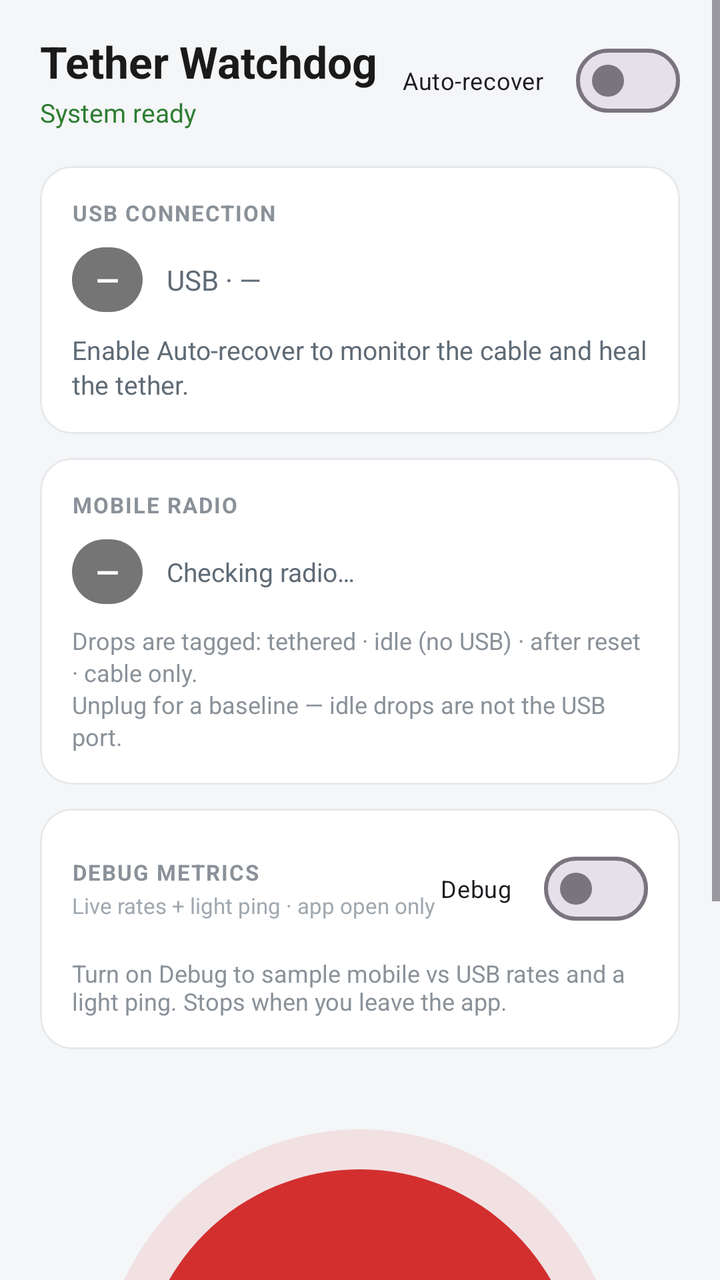
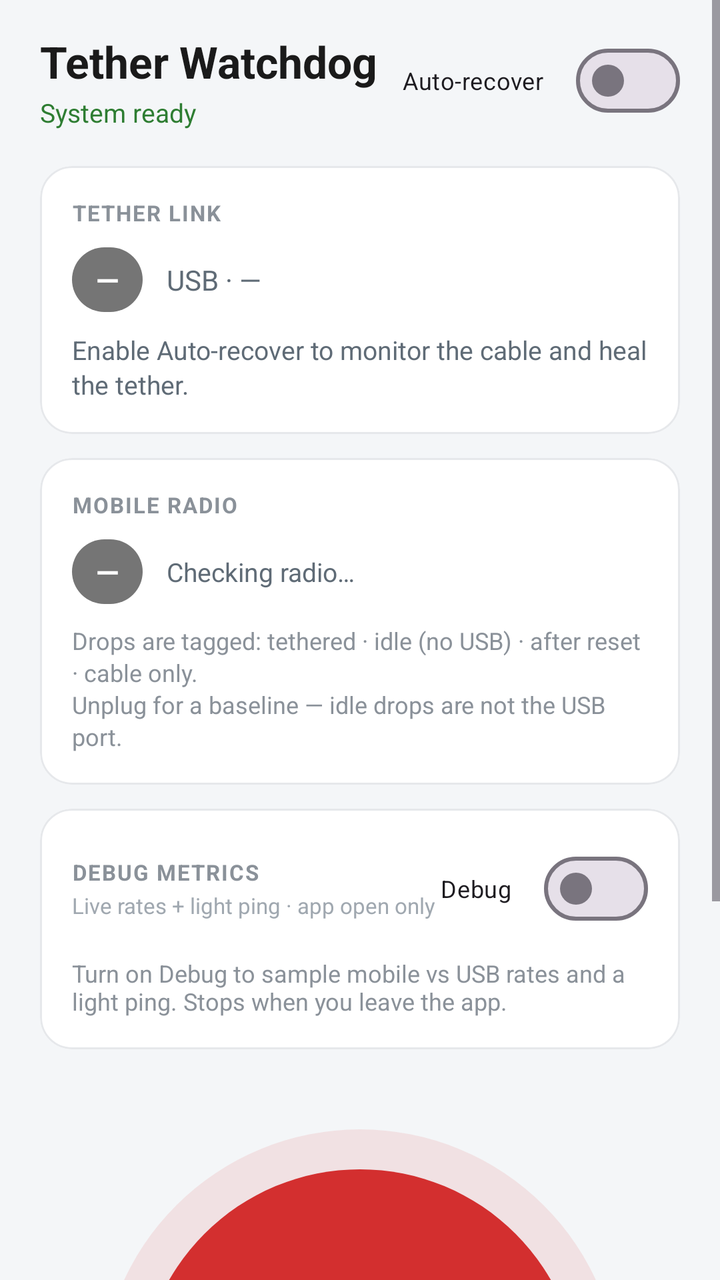

The first picture is an Android layout as it rendered before a commit; the second is the same layout after the commit. The layout source and the unified diff follow.
<!-- AndroidManifest.xml: application theme Theme.TetherWatchdog -->
<!-- res/layout/activity_main.xml -->
<?xml version="1.0" encoding="utf-8"?>
<androidx.coordinatorlayout.widget.CoordinatorLayout
    xmlns:android="http://schemas.android.com/apk/res/android"
    xmlns:app="http://schemas.android.com/apk/res-auto"
    android:id="@+id/rootLayout"
    android:layout_width="match_parent"
    android:layout_height="match_parent"
    android:background="#F4F6F8"
    android:fitsSystemWindows="true">

    <ScrollView
        android:id="@+id/contentScroll"
        android:layout_width="match_parent"
        android:layout_height="match_parent"
        android:fillViewport="true"
        android:clipToPadding="false"
        android:scrollbars="vertical">

        <LinearLayout
            android:layout_width="match_parent"
            android:layout_height="wrap_content"
            android:orientation="vertical"
            android:paddingHorizontal="20dp"
            android:paddingTop="16dp"
            android:paddingBottom="28dp"
            android:gravity="center_horizontal">

            
            <LinearLayout
                android:id="@+id/headerRow"
                android:layout_width="match_parent"
                android:layout_height="wrap_content"
                android:orientation="horizontal"
                android:gravity="center_vertical">

                <LinearLayout
                    android:layout_width="0dp"
                    android:layout_height="wrap_content"
                    android:layout_weight="1"
                    android:orientation="vertical"
                    android:layout_marginEnd="8dp">

                    <TextView
                        android:layout_width="wrap_content"
                        android:layout_height="wrap_content"
                        android:text="Tether Watchdog"
                        android:textSize="22sp"
                        android:textStyle="bold"
                        android:textColor="#1A1A1A"
                        android:maxLines="2"
                        android:ellipsize="end"/>

                    <TextView
                        android:id="@+id/statusText"
                        android:layout_width="wrap_content"
                        android:layout_height="wrap_content"
                        android:layout_marginTop="2dp"
                        android:text="System ready"
                        android:textSize="13sp"
                        android:textColor="#2E7D32"/>
                </LinearLayout>

                <com.google.android.material.materialswitch.MaterialSwitch
                    android:id="@+id/watchdogSwitch"
                    android:layout_width="wrap_content"
                    android:layout_height="wrap_content"
                    android:text="Auto-recover"
                    android:textSize="12sp"
                    android:minHeight="48dp"/>
            </LinearLayout>

            
            <com.google.android.material.card.MaterialCardView
                android:layout_width="match_parent"
                android:layout_height="wrap_content"
                android:layout_marginTop="18dp"
                app:cardBackgroundColor="#FFFFFF"
                app:cardCornerRadius="16dp"
                app:cardElevation="0dp"
                app:strokeColor="#E6E8EB"
                app:strokeWidth="1dp">

                <LinearLayout
                    android:layout_width="match_parent"
                    android:layout_height="wrap_content"
                    android:orientation="vertical"
                    android:padding="16dp">

                    <TextView
                        android:layout_width="wrap_content"
                        android:layout_height="wrap_content"
                        android:text="USB CONNECTION"
                        android:textSize="11sp"
                        android:textStyle="bold"
                        android:letterSpacing="0.06"
                        android:textColor="#8A9199"/>

                    <LinearLayout
                        android:layout_width="match_parent"
                        android:layout_height="wrap_content"
                        android:layout_marginTop="10dp"
                        android:orientation="horizontal"
                        android:gravity="center_vertical">

                        <TextView
                            android:id="@+id/usbStatusBadge"
                            android:layout_width="wrap_content"
                            android:layout_height="wrap_content"
                            android:paddingHorizontal="12dp"
                            android:paddingVertical="6dp"
                            android:background="@drawable/bg_status_badge"
                            android:text="—"
                            android:textSize="15sp"
                            android:textStyle="bold"
                            android:textColor="#FFFFFF"/>

                        <TextView
                            android:id="@+id/usbSpeedTier"
                            android:layout_width="wrap_content"
                            android:layout_height="wrap_content"
                            android:layout_marginStart="12dp"
                            android:text="USB · —"
                            android:textSize="14sp"
                            android:textColor="#5F6B76"/>
                    </LinearLayout>

                    <TextView
                        android:id="@+id/usbDetailText"
                        android:layout_width="match_parent"
                        android:layout_height="wrap_content"
                        android:layout_marginTop="10dp"
                        android:textSize="13sp"
                        android:lineSpacingExtra="2dp"
                        android:textColor="#5F6B76"
                        android:text="Enable Auto-recover to monitor the cable and heal the tether."/>
                </LinearLayout>
            </com.google.android.material.card.MaterialCardView>

            
            <com.google.android.material.card.MaterialCardView
                android:layout_width="match_parent"
                android:layout_height="wrap_content"
                android:layout_marginTop="12dp"
                app:cardBackgroundColor="#FFFFFF"
                app:cardCornerRadius="16dp"
                app:cardElevation="0dp"
                app:strokeColor="#E6E8EB"
                app:strokeWidth="1dp">

                <LinearLayout
                    android:layout_width="match_parent"
                    android:layout_height="wrap_content"
                    android:orientation="vertical"
                    android:padding="16dp">

                    <TextView
                        android:layout_width="wrap_content"
                        android:layout_height="wrap_content"
                        android:text="MOBILE RADIO"
                        android:textSize="11sp"
                        android:textStyle="bold"
                        android:letterSpacing="0.06"
                        android:textColor="#8A9199"/>

                    <LinearLayout
                        android:layout_width="match_parent"
                        android:layout_height="wrap_content"
                        android:layout_marginTop="10dp"
                        android:orientation="horizontal"
                        android:gravity="center_vertical">

                        <TextView
                            android:id="@+id/radioStatusBadge"
                            android:layout_width="wrap_content"
                            android:layout_height="wrap_content"
                            android:paddingHorizontal="12dp"
                            android:paddingVertical="6dp"
                            android:background="@drawable/bg_status_badge"
                            android:text="—"
                            android:textSize="15sp"
                            android:textStyle="bold"
                            android:textColor="#FFFFFF"/>

                        <TextView
                            android:id="@+id/radioDetailText"
                            android:layout_width="0dp"
                            android:layout_height="wrap_content"
                            android:layout_weight="1"
                            android:layout_marginStart="12dp"
                            android:text="Checking radio…"
                            android:textSize="13sp"
                            android:textColor="#5F6B76"/>
                    </LinearLayout>

                    <TextView
                        android:id="@+id/radioEventText"
                        android:layout_width="match_parent"
                        android:layout_height="wrap_content"
                        android:layout_marginTop="10dp"
                        android:textSize="12sp"
                        android:lineSpacingExtra="2dp"
                        android:textColor="#8A9199"
                        android:text="Drops are tagged: tethered · idle (no USB) · after reset · cable only.\nUnplug for a baseline — idle drops are not the USB port."/>
                </LinearLayout>
            </com.google.android.material.card.MaterialCardView>

            
            <com.google.android.material.card.MaterialCardView
                android:layout_width="match_parent"
                android:layout_height="wrap_content"
                android:layout_marginTop="12dp"
                app:cardBackgroundColor="#FFFFFF"
                app:cardCornerRadius="16dp"
                app:cardElevation="0dp"
                app:strokeColor="#E6E8EB"
                app:strokeWidth="1dp">

                <LinearLayout
                    android:layout_width="match_parent"
                    android:layout_height="wrap_content"
                    android:orientation="vertical"
                    android:padding="16dp">

                    <LinearLayout
                        android:layout_width="match_parent"
                        android:layout_height="wrap_content"
                        android:orientation="horizontal"
                        android:gravity="center_vertical">

                        <LinearLayout
                            android:layout_width="0dp"
                            android:layout_height="wrap_content"
                            android:layout_weight="1"
                            android:orientation="vertical">

                            <TextView
                                android:layout_width="wrap_content"
                                android:layout_height="wrap_content"
                                android:text="DEBUG METRICS"
                                android:textSize="11sp"
                                android:textStyle="bold"
                                android:letterSpacing="0.06"
                                android:textColor="#8A9199"/>

                            <TextView
                                android:layout_width="match_parent"
                                android:layout_height="wrap_content"
                                android:layout_marginTop="2dp"
                                android:text="Live rates + light ping · app open only"
                                android:textSize="11sp"
                                android:textColor="#A0A8B0"/>
                        </LinearLayout>

                        <com.google.android.material.materialswitch.MaterialSwitch
                            android:id="@+id/debugMetricsSwitch"
                            android:layout_width="wrap_content"
                            android:layout_height="wrap_content"
                            android:text="Debug"
                            android:textSize="12sp"/>
                    </LinearLayout>

                    <LinearLayout
                        android:id="@+id/debugMetricsBody"
                        android:layout_width="match_parent"
                        android:layout_height="wrap_content"
                        android:orientation="vertical"
                        android:layout_marginTop="12dp"
                        android:visibility="gone">

                        <LinearLayout
                            android:layout_width="match_parent"
                            android:layout_height="wrap_content"
                            android:orientation="horizontal"
                            android:baselineAligned="false">

                            <LinearLayout
                                android:layout_width="0dp"
                                android:layout_height="wrap_content"
                                android:layout_weight="1"
                                android:orientation="vertical"
                                android:padding="12dp"
                                android:background="@drawable/bg_rate_panel">

                                <TextView
                                    android:layout_width="wrap_content"
                                    android:layout_height="wrap_content"
                                    android:text="Mobile (4G/5G)"
                                    android:textSize="12sp"
                                    android:textStyle="bold"
                                    android:textColor="#1565C0"/>

                                <TextView
                                    android:id="@+id/mobileRateText"
                                    android:layout_width="match_parent"
                                    android:layout_height="wrap_content"
                                    android:layout_marginTop="6dp"
                                    android:text="↓ 0 KB/s\n↑ 0 KB/s"
                                    android:textSize="15sp"
                                    android:lineSpacingExtra="4dp"
                                    android:textColor="#1A1A1A"
                                    android:fontFamily="sans-serif-medium"/>
                            </LinearLayout>

                            <View
                                android:layout_width="10dp"
                                android:layout_height="1dp"/>

                            <LinearLayout
                                android:layout_width="0dp"
                                android:layout_height="wrap_content"
                                android:layout_weight="1"
                                android:orientation="vertical"
                                android:padding="12dp"
                                android:background="@drawable/bg_rate_panel">

                                <TextView
                                    android:layout_width="wrap_content"
                                    android:layout_height="wrap_content"
                                    android:text="USB tether"
                                    android:textSize="12sp"
                                    android:textStyle="bold"
                                    android:textColor="#00695C"/>

                                <TextView
                                    android:id="@+id/tetherRateText"
                                    android:layout_width="match_parent"
                                    android:layout_height="wrap_content"
                                    android:layout_marginTop="6dp"
                                    android:text="↓ 0 KB/s\n↑ 0 KB/s"
                                    android:textSize="15sp"
                                    android:lineSpacingExtra="4dp"
                                    android:textColor="#1A1A1A"
                                    android:fontFamily="sans-serif-medium"/>
                            </LinearLayout>
                        </LinearLayout>

                        <TextView
                            android:id="@+id/compareHintText"
                            android:layout_width="match_parent"
                            android:layout_height="wrap_content"
                            android:layout_marginTop="12dp"
                            android:textSize="12sp"
                            android:textColor="#5F6B76"
                            android:text="Use the PC while debug is on to compare rates."/>

                        <View
                            android:layout_width="match_parent"
                            android:layout_height="1dp"
                            android:layout_marginTop="12dp"
                            android:layout_marginBottom="10dp"
                            android:background="#EEF1F4"/>

                        <LinearLayout
                            android:layout_width="match_parent"
                            android:layout_height="wrap_content"
                            android:orientation="horizontal"
                            android:gravity="center_vertical">

                            <LinearLayout
                                android:layout_width="0dp"
                                android:layout_height="wrap_content"
                                android:layout_weight="1"
                                android:orientation="vertical">

                                <TextView
                                    android:layout_width="wrap_content"
                                    android:layout_height="wrap_content"
                                    android:text="INTERNET"
                                    android:textSize="11sp"
                                    android:textStyle="bold"
                                    android:letterSpacing="0.06"
                                    android:textColor="#8A9199"/>

                                <TextView
                                    android:id="@+id/inetHealthText"
                                    android:layout_width="match_parent"
                                    android:layout_height="wrap_content"
                                    android:layout_marginTop="4dp"
                                    android:textSize="15sp"
                                    android:textStyle="bold"
                                    android:textColor="#5F6B76"
                                    android:text="—"/>
                            </LinearLayout>

                            <TextView
                                android:layout_width="wrap_content"
                                android:layout_height="wrap_content"
                                android:text="light ping"
                                android:textSize="11sp"
                                android:textColor="#A0A8B0"/>
                        </LinearLayout>
                    </LinearLayout>

                    <TextView
                        android:id="@+id/debugMetricsOffHint"
                        android:layout_width="match_parent"
                        android:layout_height="wrap_content"
                        android:layout_marginTop="10dp"
                        android:textSize="12sp"
                        android:textColor="#8A9199"
                        android:text="Turn on Debug to sample mobile vs USB rates and a light ping. Stops when you leave the app."/>
                </LinearLayout>
            </com.google.android.material.card.MaterialCardView>

            
            <FrameLayout
                android:layout_width="match_parent"
                android:layout_height="300dp"
                android:layout_marginTop="20dp">

                <View
                    android:layout_width="260dp"
                    android:layout_height="260dp"
                    android:layout_gravity="center"
                    android:background="@drawable/circle_ripple_bg"/>

                <com.google.android.material.button.MaterialButton
                    android:id="@+id/manualBtn"
                    android:layout_width="220dp"
                    android:layout_height="220dp"
                    android:layout_gravity="center"
                    android:insetTop="0dp"
                    android:insetBottom="0dp"
                    android:text="RESET"
                    android:textSize="24sp"
                    android:textStyle="bold"
                    app:cornerRadius="110dp"
                    app:elevation="8dp"
                    app:backgroundTint="#D32F2F"
                    app:rippleColor="#FFFFFF"/>
            </FrameLayout>

            <TextView
                android:layout_width="match_parent"
                android:layout_height="wrap_content"
                android:layout_marginTop="4dp"
                android:gravity="center"
                android:textSize="12sp"
                android:lineSpacingExtra="2dp"
                android:textColor="#9AA3AB"
                android:text="If status is Limited or Unstable, reseat the cable — software cannot fix a loose USB port."/>
        </LinearLayout>
    </ScrollView>
</androidx.coordinatorlayout.widget.CoordinatorLayout>
<!-- resources referenced by this layout -->
<resources>
  <!-- drawable bg_rate_panel (drawable) -->
  <?xml version="1.0" encoding="utf-8"?>
  <shape xmlns:android="http://schemas.android.com/apk/res/android"
      android:shape="rectangle">
      <solid android:color="#F7F9FB"/>
      <corners android:radius="12dp"/>
      <stroke
          android:width="1dp"
          android:color="#EEF1F4"/>
  </shape>
  <!-- drawable bg_status_badge (drawable) -->
  <?xml version="1.0" encoding="utf-8"?>
  <shape xmlns:android="http://schemas.android.com/apk/res/android"
      android:shape="rectangle">
      <solid android:color="#757575"/>
      <corners android:radius="20dp"/>
  </shape>
  <!-- drawable circle_ripple_bg (drawable) -->
  <?xml version="1.0" encoding="utf-8"?>
  <shape xmlns:android="http://schemas.android.com/apk/res/android"
      android:shape="oval">
      <solid android:color="#1AD32F2F" />
  </shape>
  <style name="Theme.TetherWatchdog" parent="Base.Theme.TetherWatchdog" />
  <style name="Base.Theme.TetherWatchdog" parent="Theme.Material3.DayNight.NoActionBar">
          
          <item name="android:statusBarColor">#F4F6F8</item>
          <item name="android:navigationBarColor">#F4F6F8</item>
          <item name="android:windowBackground">#F4F6F8</item>
          <item name="android:windowLightStatusBar" tools:targetApi="m">true</item>
          <item name="android:windowLightNavigationBar" tools:targetApi="o_mr1">true</item>
          <item name="android:windowDrawsSystemBarBackgrounds">true</item>
      </style>
</resources>

<!-- the commit's change to res/layout/activity_main.xml (unified diff, before → after) -->
@@ -89,7 +89,7 @@
                     <TextView
                         android:layout_width="wrap_content"
                         android:layout_height="wrap_content"
-                        android:text="USB CONNECTION"
+                        android:text="TETHER LINK"
                         android:textSize="11sp"
                         android:textStyle="bold"
                         android:letterSpacing="0.06"
@@ -316,7 +316,7 @@
                                 <TextView
                                     android:layout_width="wrap_content"
                                     android:layout_height="wrap_content"
-                                    android:text="USB tether"
+                                    android:text="Tether out"
                                     android:textSize="12sp"
                                     android:textStyle="bold"
                                     android:textColor="#00695C"/>
